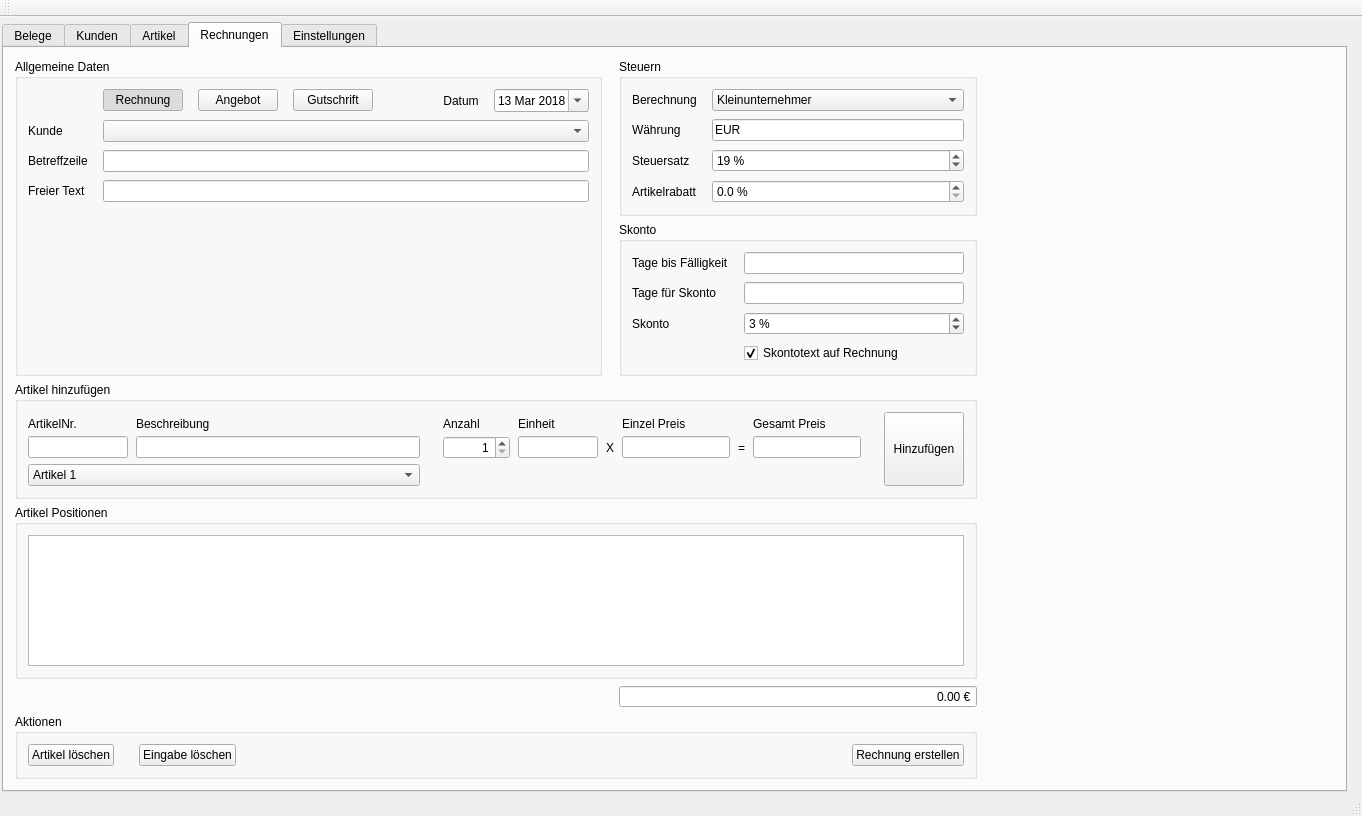
First picture: the form in mainwindow.ui, repository MarcelGep/RechnungsApp, before the edit.
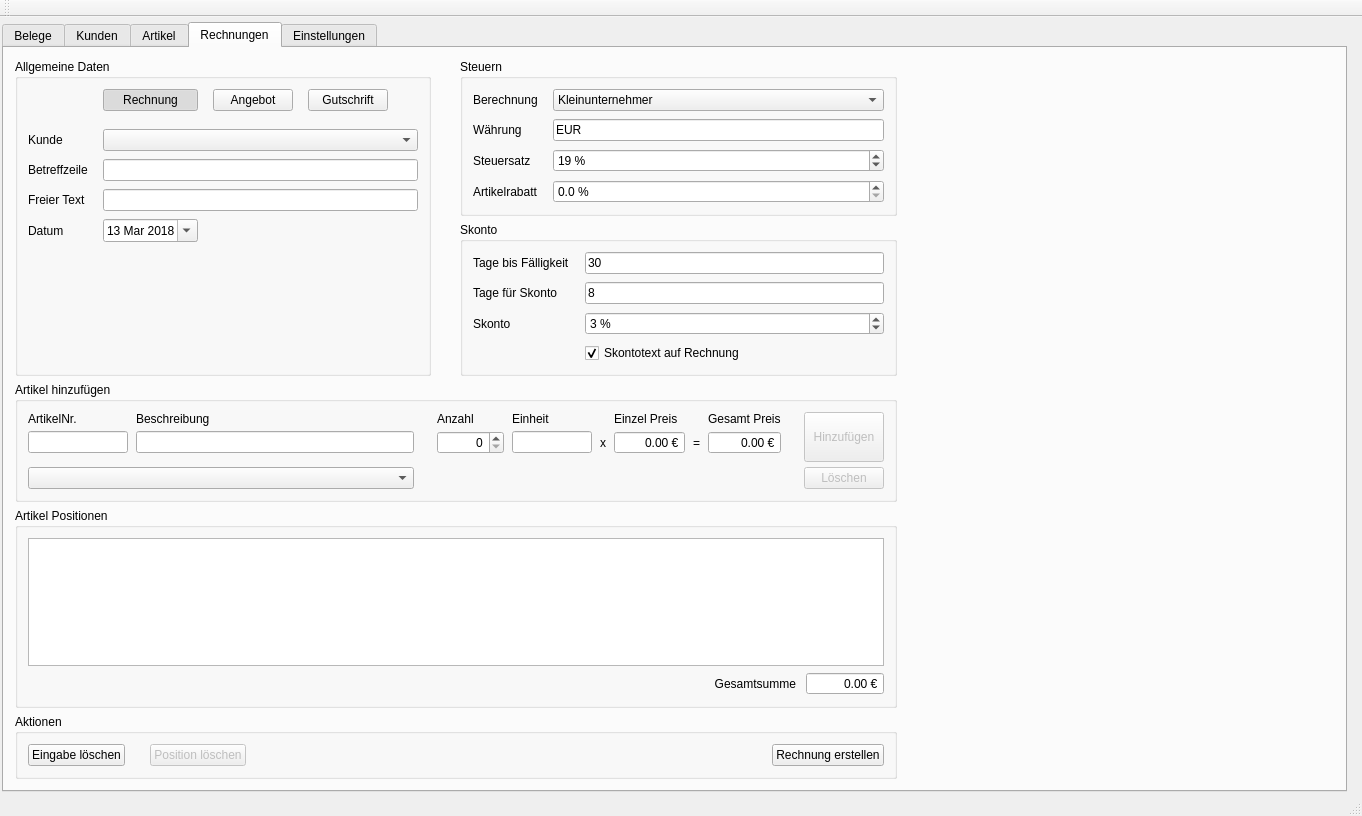
Second picture: the form after the edit. The open tabs and pages were chosen to show the change.

```diff
--- a/mainwindow.ui
+++ b/mainwindow.ui
@@ -1315,7 +1315,7 @@
         <string>Rechnungen</string>
        </attribute>
        <layout class="QGridLayout" name="gridLayout_6">
-        <item row="0" column="2">
+        <item row="0" column="3">
          <spacer name="horizontalSpacer_13">
           <property name="orientation">
            <enum>Qt::Horizontal</enum>
@@ -1331,57 +1331,7 @@
           </property>
          </spacer>
         </item>
-        <item row="5" column="3">
-         <widget class="QDoubleSpinBox" name="doubleSpinBox_2">
-          <property name="maximumSize">
-           <size>
-            <width>16777215</width>
-            <height>16777215</height>
-           </size>
-          </property>
-          <property name="layoutDirection">
-           <enum>Qt::LeftToRight</enum>
-          </property>
-          <property name="alignment">
-           <set>Qt::AlignRight|Qt::AlignTrailing|Qt::AlignVCenter</set>
-          </property>
-          <property name="readOnly">
-           <bool>true</bool>
-          </property>
-          <property name="buttonSymbols">
-           <enum>QAbstractSpinBox::NoButtons</enum>
-          </property>
-          <property name="showGroupSeparator" stdset="0">
-           <bool>false</bool>
-          </property>
-          <property name="prefix">
-           <string/>
-          </property>
-          <property name="suffix">
-           <string> €</string>
-          </property>
-          <property name="maximum">
-           <double>9999999.000000000000000</double>
-          </property>
-         </widget>
-        </item>
-        <item row="5" column="1">
-         <spacer name="horizontalSpacer_12">
-          <property name="orientation">
-           <enum>Qt::Horizontal</enum>
-          </property>
-          <property name="sizeType">
-           <enum>QSizePolicy::Expanding</enum>
-          </property>
-          <property name="sizeHint" stdset="0">
-           <size>
-            <width>40</width>
-            <height>20</height>
-           </size>
-          </property>
-         </spacer>
-        </item>
-        <item row="0" column="5">
+        <item row="0" column="8">
          <spacer name="horizontalSpacer_8">
           <property name="orientation">
            <enum>Qt::Horizontal</enum>
@@ -1394,114 +1344,7 @@
           </property>
          </spacer>
         </item>
-        <item row="4" column="0" colspan="4">
-         <widget class="QGroupBox" name="Artikel_Positionen">
-          <property name="title">
-           <string>Artikel Positionen</string>
-          </property>
-          <layout class="QVBoxLayout" name="verticalLayout">
-           <property name="leftMargin">
-            <number>10</number>
-           </property>
-           <property name="topMargin">
-            <number>10</number>
-           </property>
-           <property name="rightMargin">
-            <number>10</number>
-           </property>
-           <property name="bottomMargin">
-            <number>10</number>
-           </property>
-           <item>
-            <widget class="QTableWidget" name="twRgArticles"/>
-           </item>
-          </layout>
-         </widget>
-        </item>
-        <item row="2" column="3">
-         <widget class="QGroupBox" name="Steuern_2">
-          <property name="title">
-           <string>Skonto</string>
-          </property>
-          <layout class="QGridLayout" name="gridLayout_8">
-           <property name="leftMargin">
-            <number>10</number>
-           </property>
-           <property name="topMargin">
-            <number>10</number>
-           </property>
-           <property name="rightMargin">
-            <number>10</number>
-           </property>
-           <property name="bottomMargin">
-            <number>10</number>
-           </property>
-           <property name="horizontalSpacing">
-            <number>15</number>
-           </property>
-           <property name="verticalSpacing">
-            <number>8</number>
-           </property>
-           <item row="3" column="1">
-            <widget class="QCheckBox" name="checkBox">
-             <property name="text">
-              <string>Skontotext auf Rechnung</string>
-             </property>
-             <property name="checked">
-              <bool>true</bool>
-             </property>
-            </widget>
-           </item>
-           <item row="2" column="1">
-            <widget class="QSpinBox" name="spinBox_2">
-             <property name="sizePolicy">
-              <sizepolicy hsizetype="Preferred" vsizetype="Fixed">
-               <horstretch>0</horstretch>
-               <verstretch>0</verstretch>
-              </sizepolicy>
-             </property>
-             <property name="suffix">
-              <string> %</string>
-             </property>
-             <property name="maximum">
-              <number>100</number>
-             </property>
-             <property name="value">
-              <number>3</number>
-             </property>
-            </widget>
-           </item>
-           <item row="1" column="1">
-            <widget class="QLineEdit" name="lineEdit_9"/>
-           </item>
-           <item row="2" column="0">
-            <widget class="QLabel" name="label_24">
-             <property name="text">
-              <string>Skonto</string>
-             </property>
-            </widget>
-           </item>
-           <item row="1" column="0">
-            <widget class="QLabel" name="label_23">
-             <property name="text">
-              <string>Tage für Skonto</string>
-             </property>
-            </widget>
-           </item>
-           <item row="0" column="1">
-            <widget class="QLineEdit" name="lineEdit_8"/>
-           </item>
-           <item row="0" column="0">
-            <widget class="QLabel" name="label_22">
-             <property name="text">
-              <string>Tage bis Fälligkeit</string>
-             </property>
-            </widget>
-           </item>
-          </layout>
-         </widget>
-        </item>
-        <item row="0" column="0" rowspan="3" colspan="2">
+        <item row="0" column="0" rowspan="3" colspan="3">
          <widget class="QGroupBox" name="Allgemeine_Daten">
           <property name="sizePolicy">
            <sizepolicy hsizetype="Preferred" vsizetype="Preferred">
@@ -1541,20 +1384,13 @@
              </property>
             </widget>
            </item>
-           <item row="3" column="0">
+           <item row="4" column="0">
             <widget class="QLabel" name="label_9">
              <property name="text">
               <string>Freier Text</string>
              </property>
             </widget>
            </item>
-           <item row="1" column="0">
-            <widget class="QLabel" name="label_2">
-             <property name="text">
-              <string>Kunde</string>
-             </property>
-            </widget>
-           </item>
            <item row="0" column="2">
             <widget class="QPushButton" name="btnRgAngebot">
              <property name="text">
@@ -1565,20 +1401,6 @@
              </property>
             </widget>
            </item>
-           <item row="0" column="6">
-            <widget class="QDateEdit" name="deRgDate">
-             <property name="calendarPopup">
-              <bool>true</bool>
-             </property>
-             <property name="date">
-              <date>
-               <year>2018</year>
-               <month>3</month>
-               <day>13</day>
-              </date>
-             </property>
-            </widget>
-           </item>
            <item row="0" column="1">
             <widget class="QPushButton" name="btnRgRechnung">
              <property name="text">
@@ -1593,13 +1415,58 @@
             </widget>
            </item>
            <item row="2" column="0">
+            <widget class="QLabel" name="label_2">
+             <property name="text">
+              <string>Kunde</string>
+             </property>
+            </widget>
+           </item>
+           <item row="3" column="0">
             <widget class="QLabel" name="label_3">
              <property name="text">
               <string>Betreffzeile</string>
              </property>
             </widget>
            </item>
-           <item row="0" column="5">
+           <item row="6" column="1">
+            <spacer name="verticalSpacer">
+             <property name="orientation">
+              <enum>Qt::Vertical</enum>
+             </property>
+             <property name="sizeHint" stdset="0">
+              <size>
+               <width>20</width>
+               <height>40</height>
+              </size>
+             </property>
+            </spacer>
+           </item>
+           <item row="4" column="1" colspan="5">
+            <widget class="QLineEdit" name="leRgText"/>
+           </item>
+           <item row="2" column="1" colspan="5">
+            <widget class="QComboBox" name="cbRgCustomer"/>
+           </item>
+           <item row="3" column="1" colspan="5">
+            <widget class="QLineEdit" name="leRgSubject"/>
+           </item>
+           <item row="1" column="1">
+            <spacer name="verticalSpacer_7">
+             <property name="orientation">
+              <enum>Qt::Vertical</enum>
+             </property>
+             <property name="sizeType">
+              <enum>QSizePolicy::Fixed</enum>
+             </property>
+             <property name="sizeHint" stdset="0">
+              <size>
+               <width>20</width>
+               <height>10</height>
+              </size>
+             </property>
+            </spacer>
+           </item>
+           <item row="5" column="0">
             <widget class="QLabel" name="label_10">
              <property name="layoutDirection">
               <enum>Qt::LeftToRight</enum>
@@ -1608,302 +1475,33 @@
               <string>Datum</string>
              </property>
              <property name="alignment">
-              <set>Qt::AlignCenter</set>
+              <set>Qt::AlignLeading|Qt::AlignLeft|Qt::AlignVCenter</set>
              </property>
             </widget>
            </item>
-           <item row="3" column="1" colspan="6">
-            <widget class="QLineEdit" name="leRgText"/>
-           </item>
-           <item row="0" column="4">
-            <spacer name="horizontalSpacer_7">
-             <property name="orientation">
-              <enum>Qt::Horizontal</enum>
-             </property>
-             <property name="sizeType">
-              <enum>QSizePolicy::Preferred</enum>
-             </property>
-             <property name="sizeHint" stdset="0">
-              <size>
-               <width>40</width>
-               <height>20</height>
-              </size>
-             </property>
-            </spacer>
-           </item>
-           <item row="2" column="1" colspan="6">
-            <widget class="QLineEdit" name="leRgSubject"/>
-           </item>
-           <item row="4" column="1">
-            <spacer name="verticalSpacer">
-             <property name="orientation">
-              <enum>Qt::Vertical</enum>
-             </property>
-             <property name="sizeHint" stdset="0">
-              <size>
-               <width>20</width>
-               <height>40</height>
-              </size>
-             </property>
-            </spacer>
-           </item>
-           <item row="1" column="1" colspan="6">
-            <widget class="QComboBox" name="cbRgCustomer"/>
-           </item>
-          </layout>
-         </widget>
-        </item>
-        <item row="3" column="0" colspan="4">
-         <widget class="QGroupBox" name="Artikel_Hinzufuegen">
-          <property name="title">
-           <string>Artikel hinzufügen</string>
-          </property>
-          <layout class="QGridLayout" name="gridLayout_10">
-           <property name="leftMargin">
-            <number>10</number>
-           </property>
-           <property name="topMargin">
-            <number>10</number>
-           </property>
-           <property name="rightMargin">
-            <number>10</number>
-           </property>
-           <property name="bottomMargin">
-            <number>10</number>
-           </property>
-           <property name="horizontalSpacing">
-            <number>8</number>
-           </property>
-           <property name="verticalSpacing">
-            <number>5</number>
-           </property>
-           <item row="1" column="4">
-            <widget class="QLabel" name="label_27">
-             <property name="text">
-              <string>Anzahl</string>
-             </property>
-            </widget>
-           </item>
-           <item row="1" column="7">
-            <widget class="QLabel" name="label_30">
-             <property name="text">
-              <string>Einzel Preis</string>
-             </property>
-            </widget>
-           </item>
-           <item row="1" column="5">
-            <widget class="QLabel" name="label_28">
-             <property name="text">
-              <string>Einheit</string>
-             </property>
-            </widget>
-           </item>
-           <item row="2" column="10">
-            <widget class="QLineEdit" name="leRgTotalPrice">
-             <property name="sizePolicy">
-              <sizepolicy hsizetype="Fixed" vsizetype="Fixed">
-               <horstretch>0</horstretch>
-               <verstretch>0</verstretch>
-              </sizepolicy>
-             </property>
-             <property name="alignment">
-              <set>Qt::AlignRight|Qt::AlignTrailing|Qt::AlignVCenter</set>
-             </property>
-            </widget>
-           </item>
-           <item row="2" column="1">
-            <widget class="QLineEdit" name="leRgName"/>
-           </item>
-           <item row="2" column="5">
-            <widget class="QLineEdit" name="leRgUnit">
-             <property name="sizePolicy">
-              <sizepolicy hsizetype="Fixed" vsizetype="Fixed">
-               <horstretch>0</horstretch>
-               <verstretch>0</verstretch>
-              </sizepolicy>
-             </property>
-             <property name="maximumSize">
-              <size>
-               <width>80</width>
-               <height>16777215</height>
-              </size>
-             </property>
-             <property name="text">
-              <string/>
-             </property>
-             <property name="placeholderText">
-              <string/>
-             </property>
-            </widget>
-           </item>
-           <item row="1" column="1">
-            <widget class="QLabel" name="label_26">
-             <property name="text">
-              <string>Beschreibung</string>
-             </property>
-            </widget>
-           </item>
-           <item row="2" column="9">
-            <widget class="QLabel" name="label_32">
-             <property name="text">
-              <string>=</string>
-             </property>
-            </widget>
-           </item>
-           <item row="1" column="10">
-            <widget class="QLabel" name="label_31">
-             <property name="text">
-              <string>Gesamt Preis</string>
-             </property>
-            </widget>
-           </item>
-           <item row="2" column="6">
-            <widget class="QLabel" name="label_29">
-             <property name="text">
-              <string>X</string>
-             </property>
-            </widget>
-           </item>
-           <item row="2" column="7">
-            <widget class="QLineEdit" name="leRgSinglePrice">
-             <property name="sizePolicy">
-              <sizepolicy hsizetype="Fixed" vsizetype="Fixed">
-               <horstretch>0</horstretch>
-               <verstretch>0</verstretch>
-              </sizepolicy>
-             </property>
-             <property name="alignment">
-              <set>Qt::AlignRight|Qt::AlignTrailing|Qt::AlignVCenter</set>
-             </property>
-            </widget>
-           </item>
-           <item row="1" column="0">
-            <widget class="QLabel" name="label_25">
-             <property name="text">
-              <string>ArtikelNr.</string>
-             </property>
-            </widget>
-           </item>
-           <item row="2" column="2">
-            <spacer name="horizontalSpacer_10">
-             <property name="orientation">
-              <enum>Qt::Horizontal</enum>
-             </property>
-             <property name="sizeType">
-              <enum>QSizePolicy::Fixed</enum>
-             </property>
-             <property name="sizeHint" stdset="0">
-              <size>
-               <width>15</width>
-               <height>20</height>
-              </size>
-             </property>
-            </spacer>
-           </item>
-           <item row="3" column="0" colspan="2">
-            <widget class="QComboBox" name="cbRgArtikel">
-             <property name="sizePolicy">
-              <sizepolicy hsizetype="Preferred" vsizetype="Fixed">
-               <horstretch>0</horstretch>
-               <verstretch>0</verstretch>
-              </sizepolicy>
-             </property>
-             <property name="frame">
+           <item row="5" column="1">
+            <widget class="QDateEdit" name="deRgDate">
+             <property name="calendarPopup">
               <bool>true</bool>
              </property>
-             <item>
-              <property name="text">
-               <string>Artikel 1</string>
-              </property>
-             </item>
-             <item>
-              <property name="text">
-               <string>Artikel 2</string>
-              </property>
-             </item>
-             <item>
-              <property name="text">
-               <string>Artikel 3</string>
-              </property>
-             </item>
-            </widget>
-           </item>
-           <item row="2" column="11">
-            <spacer name="horizontalSpacer_9">
-             <property name="orientation">
-              <enum>Qt::Horizontal</enum>
-             </property>
-             <property name="sizeType">
-              <enum>QSizePolicy::Fixed</enum>
-             </property>
-             <property name="sizeHint" stdset="0">
-              <size>
-               <width>15</width>
-               <height>20</height>
-              </size>
-             </property>
-            </spacer>
-           </item>
-           <item row="0" column="13" rowspan="4">
-            <widget class="QPushButton" name="btnRgAddArticle">
-             <property name="sizePolicy">
-              <sizepolicy hsizetype="Minimum" vsizetype="Preferred">
-               <horstretch>0</horstretch>
-               <verstretch>0</verstretch>
-              </sizepolicy>
-             </property>
-             <property name="text">
-              <string>Hinzufügen</string>
-             </property>
-            </widget>
-           </item>
-           <item row="2" column="0">
-            <widget class="QLineEdit" name="leRgArtNr">
-             <property name="sizePolicy">
-              <sizepolicy hsizetype="Fixed" vsizetype="Fixed">
-               <horstretch>0</horstretch>
-               <verstretch>0</verstretch>
-              </sizepolicy>
-             </property>
-             <property name="maximumSize">
-              <size>
-               <width>100</width>
-               <height>16777215</height>
-              </size>
-             </property>
-            </widget>
-           </item>
-           <item row="2" column="4">
-            <widget class="QSpinBox" name="sbRgCount">
-             <property name="alignment">
-              <set>Qt::AlignRight|Qt::AlignTrailing|Qt::AlignVCenter</set>
-             </property>
-             <property name="suffix">
-              <string/>
-             </property>
-             <property name="prefix">
-              <string/>
-             </property>
-             <property name="minimum">
-              <number>1</number>
-             </property>
-             <property name="maximum">
-              <number>100000</number>
+             <property name="date">
+              <date>
+               <year>2018</year>
+               <month>3</month>
+               <day>13</day>
+              </date>
              </property>
             </widget>
            </item>
           </layout>
          </widget>
         </item>
-        <item row="6" column="0" colspan="4">
-         <widget class="QGroupBox" name="Rechnung_Aktionen">
+        <item row="4" column="0" colspan="7">
+         <widget class="QGroupBox" name="Artikel_Positionen">
           <property name="title">
-           <string>Aktionen</string>
+           <string>Artikel Positionen</string>
           </property>
-          <layout class="QHBoxLayout" name="horizontalLayout_4">
-           <property name="spacing">
-            <number>25</number>
-           </property>
+          <layout class="QVBoxLayout" name="verticalLayout">
            <property name="leftMargin">
             <number>10</number>
            </property>
@@ -1917,43 +1515,89 @@
             <number>10</number>
            </property>
            <item>
-            <widget class="QPushButton" name="btnRgDeleteArticle">
-             <property name="text">
-              <string>Artikel löschen</string>
+            <widget class="QTableWidget" name="twRgArticles">
+             <property name="focusPolicy">
+              <enum>Qt::ClickFocus</enum>
              </property>
-            </widget>
-           </item>
-           <item>
-            <widget class="QPushButton" name="btnRgClear">
-             <property name="text">
-              <string>Eingabe löschen</string>
+             <property name="editTriggers">
+              <set>QAbstractItemView::NoEditTriggers</set>
              </property>
-            </widget>
-           </item>
-           <item>
-            <spacer name="horizontalSpacer_11">
-             <property name="orientation">
-              <enum>Qt::Horizontal</enum>
+             <property name="alternatingRowColors">
+              <bool>false</bool>
              </property>
-             <property name="sizeHint" stdset="0">
-              <size>
-               <width>40</width>
-               <height>20</height>
-              </size>
+             <property name="selectionMode">
+              <enum>QAbstractItemView::SingleSelection</enum>
              </property>
-            </spacer>
+             <property name="selectionBehavior">
+              <enum>QAbstractItemView::SelectRows</enum>
+             </property>
+             <property name="cornerButtonEnabled">
+              <bool>false</bool>
+             </property>
+             <attribute name="verticalHeaderVisible">
+              <bool>false</bool>
+             </attribute>
+            </widget>
            </item>
            <item>
-            <widget class="QPushButton" name="btnRgCreate">
-             <property name="text">
-              <string>Rechnung erstellen</string>
+            <layout class="QHBoxLayout" name="Rechnungs_Summe">
+             <property name="spacing">
+              <number>10</number>
              </property>
-            </widget>
+             <item>
+              <spacer name="horizontalSpacer_12">
+               <property name="orientation">
+                <enum>Qt::Horizontal</enum>
+               </property>
+               <property name="sizeHint" stdset="0">
+                <size>
+                 <width>40</width>
+                 <height>20</height>
+                </size>
+               </property>
+              </spacer>
+             </item>
+             <item>
+              <widget class="QLabel" name="label_38">
+               <property name="text">
+                <string>Gesamtsumme</string>
+               </property>
+               <property name="alignment">
+                <set>Qt::AlignRight|Qt::AlignTrailing|Qt::AlignVCenter</set>
+               </property>
+              </widget>
+             </item>
+             <item>
+              <widget class="QDoubleSpinBox" name="sbRgSumme">
+               <property name="sizePolicy">
+                <sizepolicy hsizetype="Preferred" vsizetype="Fixed">
+                 <horstretch>0</horstretch>
+                 <verstretch>0</verstretch>
+                </sizepolicy>
+               </property>
+               <property name="alignment">
+                <set>Qt::AlignRight|Qt::AlignTrailing|Qt::AlignVCenter</set>
+               </property>
+               <property name="readOnly">
+                <bool>true</bool>
+               </property>
+               <property name="buttonSymbols">
+                <enum>QAbstractSpinBox::NoButtons</enum>
+               </property>
+               <property name="suffix">
+                <string> €</string>
+               </property>
+               <property name="maximum">
+                <double>9999999.000000000000000</double>
+               </property>
+              </widget>
+             </item>
+            </layout>
            </item>
           </layout>
          </widget>
         </item>
-        <item row="0" column="3" rowspan="2">
+        <item row="0" column="6" rowspan="2">
          <widget class="QGroupBox" name="Steuern">
           <property name="sizePolicy">
            <sizepolicy hsizetype="Preferred" vsizetype="Preferred">
@@ -2080,6 +1724,456 @@
           </layout>
          </widget>
         </item>
+        <item row="6" column="0" colspan="7">
+         <widget class="QGroupBox" name="Rechnung_Aktionen">
+          <property name="title">
+           <string>Aktionen</string>
+          </property>
+          <layout class="QHBoxLayout" name="horizontalLayout_4">
+           <property name="spacing">
+            <number>25</number>
+           </property>
+           <property name="leftMargin">
+            <number>10</number>
+           </property>
+           <property name="topMargin">
+            <number>10</number>
+           </property>
+           <property name="rightMargin">
+            <number>10</number>
+           </property>
+           <property name="bottomMargin">
+            <number>10</number>
+           </property>
+           <item>
+            <widget class="QPushButton" name="btnRgDeteleAllArticle">
+             <property name="text">
+              <string>Eingabe löschen</string>
+             </property>
+            </widget>
+           </item>
+           <item>
+            <widget class="QPushButton" name="btnRgDeleteArticle">
+             <property name="enabled">
+              <bool>false</bool>
+             </property>
+             <property name="text">
+              <string>Position löschen</string>
+             </property>
+            </widget>
+           </item>
+           <item>
+            <spacer name="horizontalSpacer_11">
+             <property name="orientation">
+              <enum>Qt::Horizontal</enum>
+             </property>
+             <property name="sizeHint" stdset="0">
+              <size>
+               <width>40</width>
+               <height>20</height>
+              </size>
+             </property>
+            </spacer>
+           </item>
+           <item>
+            <widget class="QPushButton" name="btnRgCreate">
+             <property name="text">
+              <string>Rechnung erstellen</string>
+             </property>
+            </widget>
+           </item>
+          </layout>
+         </widget>
+        </item>
+        <item row="2" column="6">
+         <widget class="QGroupBox" name="Steuern_2">
+          <property name="title">
+           <string>Skonto</string>
+          </property>
+          <layout class="QGridLayout" name="gridLayout_8">
+           <property name="leftMargin">
+            <number>10</number>
+           </property>
+           <property name="topMargin">
+            <number>10</number>
+           </property>
+           <property name="rightMargin">
+            <number>10</number>
+           </property>
+           <property name="bottomMargin">
+            <number>10</number>
+           </property>
+           <property name="horizontalSpacing">
+            <number>15</number>
+           </property>
+           <property name="verticalSpacing">
+            <number>8</number>
+           </property>
+           <item row="3" column="1">
+            <widget class="QCheckBox" name="checkBox">
+             <property name="text">
+              <string>Skontotext auf Rechnung</string>
+             </property>
+             <property name="checked">
+              <bool>true</bool>
+             </property>
+            </widget>
+           </item>
+           <item row="2" column="1">
+            <widget class="QSpinBox" name="spinBox_2">
+             <property name="sizePolicy">
+              <sizepolicy hsizetype="Preferred" vsizetype="Fixed">
+               <horstretch>0</horstretch>
+               <verstretch>0</verstretch>
+              </sizepolicy>
+             </property>
+             <property name="suffix">
+              <string> %</string>
+             </property>
+             <property name="maximum">
+              <number>100</number>
+             </property>
+             <property name="value">
+              <number>3</number>
+             </property>
+            </widget>
+           </item>
+           <item row="1" column="1">
+            <widget class="QLineEdit" name="lineEdit_9">
+             <property name="text">
+              <string>8</string>
+             </property>
+            </widget>
+           </item>
+           <item row="2" column="0">
+            <widget class="QLabel" name="label_24">
+             <property name="text">
+              <string>Skonto</string>
+             </property>
+            </widget>
+           </item>
+           <item row="1" column="0">
+            <widget class="QLabel" name="label_23">
+             <property name="text">
+              <string>Tage für Skonto</string>
+             </property>
+            </widget>
+           </item>
+           <item row="0" column="1">
+            <widget class="QLineEdit" name="lineEdit_8">
+             <property name="text">
+              <string>30</string>
+             </property>
+            </widget>
+           </item>
+           <item row="0" column="0">
+            <widget class="QLabel" name="label_22">
+             <property name="text">
+              <string>Tage bis Fälligkeit</string>
+             </property>
+            </widget>
+           </item>
+          </layout>
+         </widget>
+        </item>
+        <item row="3" column="0" colspan="7">
+         <widget class="QGroupBox" name="Artikel_Hinzufuegen">
+          <property name="title">
+           <string>Artikel hinzufügen</string>
+          </property>
+          <layout class="QGridLayout" name="gridLayout_10">
+           <property name="leftMargin">
+            <number>10</number>
+           </property>
+           <property name="topMargin">
+            <number>10</number>
+           </property>
+           <property name="rightMargin">
+            <number>10</number>
+           </property>
+           <property name="bottomMargin">
+            <number>10</number>
+           </property>
+           <property name="horizontalSpacing">
+            <number>8</number>
+           </property>
+           <property name="verticalSpacing">
+            <number>5</number>
+           </property>
+           <item row="1" column="8">
+            <widget class="QLabel" name="label_30">
+             <property name="text">
+              <string>Einzel Preis</string>
+             </property>
+            </widget>
+           </item>
+           <item row="1" column="5">
+            <widget class="QLabel" name="label_28">
+             <property name="text">
+              <string>Einheit</string>
+             </property>
+            </widget>
+           </item>
+           <item row="2" column="10">
+            <widget class="QLabel" name="label_32">
+             <property name="text">
+              <string>=</string>
+             </property>
+            </widget>
+           </item>
+           <item row="2" column="5">
+            <widget class="QLineEdit" name="leRgUnit">
+             <property name="sizePolicy">
+              <sizepolicy hsizetype="Fixed" vsizetype="Fixed">
+               <horstretch>0</horstretch>
+               <verstretch>0</verstretch>
+              </sizepolicy>
+             </property>
+             <property name="maximumSize">
+              <size>
+               <width>80</width>
+               <height>16777215</height>
+              </size>
+             </property>
+             <property name="text">
+              <string/>
+             </property>
+             <property name="placeholderText">
+              <string/>
+             </property>
+            </widget>
+           </item>
+           <item row="1" column="11">
+            <widget class="QLabel" name="label_31">
+             <property name="text">
+              <string>Gesamt Preis</string>
+             </property>
+            </widget>
+           </item>
+           <item row="2" column="2">
+            <spacer name="horizontalSpacer_10">
+             <property name="orientation">
+              <enum>Qt::Horizontal</enum>
+             </property>
+             <property name="sizeType">
+              <enum>QSizePolicy::Fixed</enum>
+             </property>
+             <property name="sizeHint" stdset="0">
+              <size>
+               <width>15</width>
+               <height>20</height>
+              </size>
+             </property>
+            </spacer>
+           </item>
+           <item row="2" column="6">
+            <widget class="QLabel" name="label_29">
+             <property name="text">
+              <string>x</string>
+             </property>
+            </widget>
+           </item>
+           <item row="2" column="12">
+            <spacer name="horizontalSpacer_9">
+             <property name="orientation">
+              <enum>Qt::Horizontal</enum>
+             </property>
+             <property name="sizeType">
+              <enum>QSizePolicy::Fixed</enum>
+             </property>
+             <property name="sizeHint" stdset="0">
+              <size>
+               <width>15</width>
+               <height>20</height>
+              </size>
+             </property>
+            </spacer>
+           </item>
+           <item row="2" column="4">
+            <widget class="QSpinBox" name="sbRgCount">
+             <property name="alignment">
+              <set>Qt::AlignRight|Qt::AlignTrailing|Qt::AlignVCenter</set>
+             </property>
+             <property name="suffix">
+              <string/>
+             </property>
+             <property name="prefix">
+              <string/>
+             </property>
+             <property name="minimum">
+              <number>0</number>
+             </property>
+             <property name="maximum">
+              <number>100000</number>
+             </property>
+             <property name="value">
+              <number>0</number>
+             </property>
+            </widget>
+           </item>
+           <item row="2" column="8">
+            <widget class="QDoubleSpinBox" name="sbRgSinglePrice">
+             <property name="sizePolicy">
+              <sizepolicy hsizetype="Preferred" vsizetype="Fixed">
+               <horstretch>0</horstretch>
+               <verstretch>0</verstretch>
+              </sizepolicy>
+             </property>
+             <property name="frame">
+              <bool>true</bool>
+             </property>
+             <property name="alignment">
+              <set>Qt::AlignRight|Qt::AlignTrailing|Qt::AlignVCenter</set>
+             </property>
+             <property name="readOnly">
+              <bool>false</bool>
+             </property>
+             <property name="buttonSymbols">
+              <enum>QAbstractSpinBox::NoButtons</enum>
+             </property>
+             <property name="prefix">
+              <string/>
+             </property>
+             <property name="suffix">
+              <string> €</string>
+             </property>
+             <property name="maximum">
+              <double>99999.000000000000000</double>
+             </property>
+            </widget>
+           </item>
+           <item row="2" column="11">
+            <widget class="QDoubleSpinBox" name="sbRgTotalPrice">
+             <property name="sizePolicy">
+              <sizepolicy hsizetype="Preferred" vsizetype="Fixed">
+               <horstretch>0</horstretch>
+               <verstretch>0</verstretch>
+              </sizepolicy>
+             </property>
+             <property name="alignment">
+              <set>Qt::AlignRight|Qt::AlignTrailing|Qt::AlignVCenter</set>
+             </property>
+             <property name="readOnly">
+              <bool>true</bool>
+             </property>
+             <property name="buttonSymbols">
+              <enum>QAbstractSpinBox::NoButtons</enum>
+             </property>
+             <property name="accelerated">
+              <bool>false</bool>
+             </property>
+             <property name="suffix">
+              <string> €</string>
+             </property>
+             <property name="maximum">
+              <double>99999.000000000000000</double>
+             </property>
+            </widget>
+           </item>
+           <item row="2" column="1">
+            <widget class="QLineEdit" name="leRgName"/>
+           </item>
+           <item row="2" column="0">
+            <widget class="QLineEdit" name="leRgArtNr">
+             <property name="sizePolicy">
+              <sizepolicy hsizetype="Fixed" vsizetype="Fixed">
+               <horstretch>0</horstretch>
+               <verstretch>0</verstretch>
+              </sizepolicy>
+             </property>
+             <property name="maximumSize">
+              <size>
+               <width>100</width>
+               <height>16777215</height>
+              </size>
+             </property>
+            </widget>
+           </item>
+           <item row="4" column="0" colspan="2">
+            <widget class="QComboBox" name="cbRgArtikel">
+             <property name="sizePolicy">
+              <sizepolicy hsizetype="Preferred" vsizetype="Fixed">
+               <horstretch>0</horstretch>
+               <verstretch>0</verstretch>
+              </sizepolicy>
+             </property>
+             <property name="frame">
+              <bool>true</bool>
+             </property>
+            </widget>
+           </item>
+           <item row="1" column="0">
+            <widget class="QLabel" name="label_25">
+             <property name="text">
+              <string>ArtikelNr.</string>
+             </property>
+            </widget>
+           </item>
+           <item row="1" column="1">
+            <widget class="QLabel" name="label_26">
+             <property name="text">
+              <string>Beschreibung</string>
+             </property>
+            </widget>
+           </item>
+           <item row="1" column="4">
+            <widget class="QLabel" name="label_27">
+             <property name="text">
+              <string>Anzahl</string>
+             </property>
+            </widget>
+           </item>
+           <item row="3" column="0">
+            <spacer name="verticalSpacer_6">
+             <property name="orientation">
+              <enum>Qt::Vertical</enum>
+             </property>
+             <property name="sizeType">
+              <enum>QSizePolicy::Fixed</enum>
+             </property>
+             <property name="sizeHint" stdset="0">
+              <size>
+               <width>20</width>
+               <height>3</height>
+              </size>
+             </property>
+            </spacer>
+           </item>
+           <item row="4" column="14">
+            <widget class="QPushButton" name="btnRgClear">
+             <property name="enabled">
+              <bool>false</bool>
+             </property>
+             <property name="sizePolicy">
+              <sizepolicy hsizetype="Minimum" vsizetype="Preferred">
+               <horstretch>0</horstretch>
+               <verstretch>0</verstretch>
+              </sizepolicy>
+             </property>
+             <property name="text">
+              <string>Löschen</string>
+             </property>
+            </widget>
+           </item>
+           <item row="1" column="14" rowspan="3">
+            <widget class="QPushButton" name="btnRgAddArticle">
+             <property name="enabled">
+              <bool>false</bool>
+             </property>
+             <property name="sizePolicy">
+              <sizepolicy hsizetype="Minimum" vsizetype="Preferred">
+               <horstretch>0</horstretch>
+               <verstretch>0</verstretch>
+              </sizepolicy>
+             </property>
+             <property name="text">
+              <string>Hinzufügen</string>
+             </property>
+            </widget>
+           </item>
+          </layout>
+         </widget>
+        </item>
        </layout>
       </widget>
       <widget class="QWidget" name="tabSettings">
```
Left out of the diff: 16 changed lines with no effect on the pictures.
